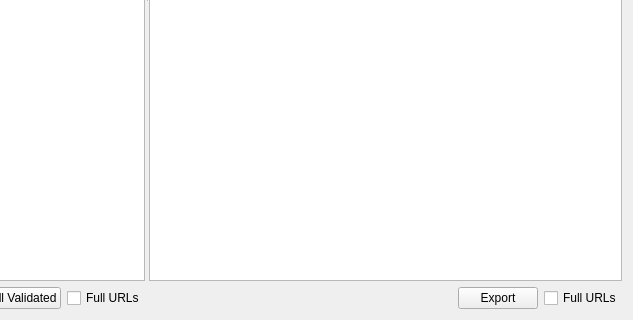
This is ui/constrainttab.ui in Kunstenpunt/datakwaliteit-tool as Qt 5 draws it before an edit; both pictures show x 347 to 980 and y 337 to 657 of the 980 by 657 pixel window. The edited form follows.
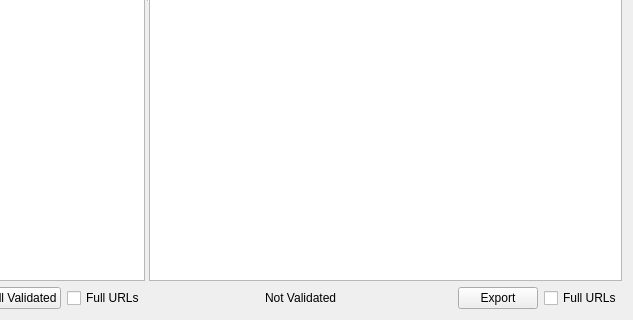
This is the edited form.

Commit message: Display number of violations below results table.

The edit to the form file:
```diff
--- a/ui/constrainttab.ui
+++ b/ui/constrainttab.ui
@@ -183,6 +183,26 @@
            </property>
           </spacer>
          </item>
+         <item>
+          <widget class="QLabel" name="violationsLabel">
+           <property name="text">
+            <string>Not Validated</string>
+           </property>
+          </widget>
+         </item>
+         <item>
+          <spacer name="horizontalSpacer">
+           <property name="orientation">
+            <enum>Qt::Orientation::Horizontal</enum>
+           </property>
+           <property name="sizeHint" stdset="0">
+            <size>
+             <width>40</width>
+             <height>20</height>
+            </size>
+           </property>
+          </spacer>
+         </item>
          <item>
           <widget class="QPushButton" name="exportButton">
            <property name="text">
```
The commit also changes 2 other files.
